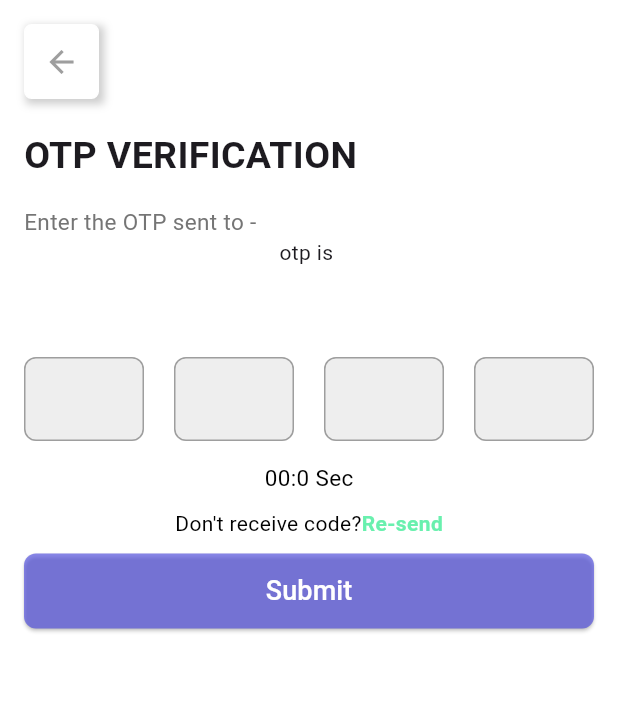
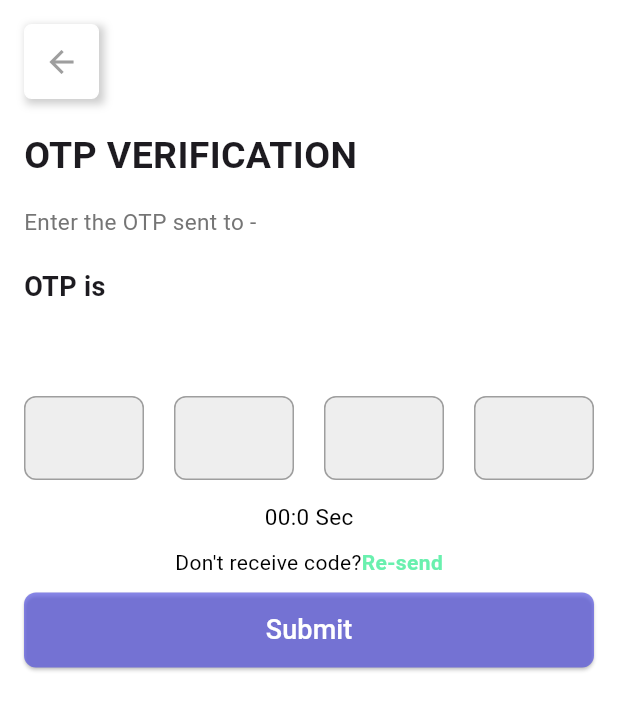
Before and after one commit to SANU212000/product_list_app, a Flutter app: the OtpScreen screen opened directly with empty values, on a phone screen of 412 x 824 dp. Shown: the top 710 px of the screen. Run offline on Flutter 3.47's test engine with Material 3 defaults, Android fonts, the phone set to English and light mode, and no system bars; drawn by our look-alikes of flutter_countdown_timer; our stand-ins replace carousel_slider, get, shared_preferences; accounts and stored records are empty.

Commit message:
9JAN11:30pm

```diff
--- a/lib/screens/login.dart
+++ b/lib/screens/login.dart
@@ -224,12 +224,9 @@ Future<void> verifyUser(String phoneNumber, String phoneNumberdetails) async {
           print('Token is missing, proceeding without it.');
         }
 
-        // Navigate based on user verification status
         if (user == true) {
-          // User is verified and exists in the database
           Get.off(() => HomePage());
         } else {
-          // User not registered, navigate to OTP screen for registration
           Get.to(() => OtpScreen(phonenumber: phoneNumberdetails, otp: otp));
         }
       } else {
@@ -237,7 +234,7 @@ Future<void> verifyUser(String phoneNumber, String phoneNumberdetails) async {
         Get.snackbar(
             'Error', 'Failed to verify user due to incomplete response');
         // Proceed to OTP screen if response is incomplete
-        Get.to(() => OtpScreen(phonenumber: phoneNumberdetails, otp: ''));
+        // Get.to(() => OtpScreen(phonenumber: phoneNumberdetails, otp: ''));
       }
     } else {
       print('Login failed with status code: ${response.statusCode}');
--- a/lib/screens/otpscreen.dart
+++ b/lib/screens/otpscreen.dart
@@ -101,7 +101,16 @@ class OtpScreen extends StatelessWidget {
                   ),
                 ),
               ),
-              Text("otp is $otp"),
+              SizedBox(
+                height: 20,
+              ),
+              Align(
+                alignment: Alignment.centerLeft,
+                child: Text(
+                  'OTP is $otp',
+                  style: TextStyle(fontSize: 18, fontWeight: FontWeight.bold),
+                ),
+              ),
               SizedBox(
                 height: 60,
               ),
```
Also changed, not shown: lib/screens/username.dart (+10 -14 lines).
